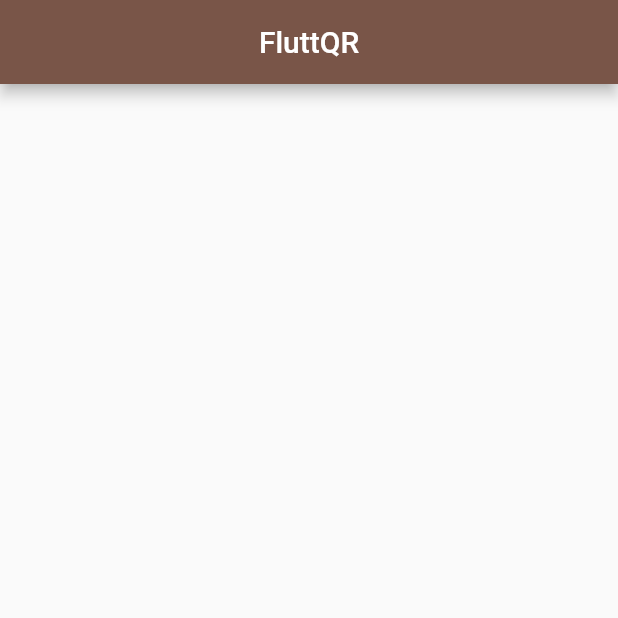
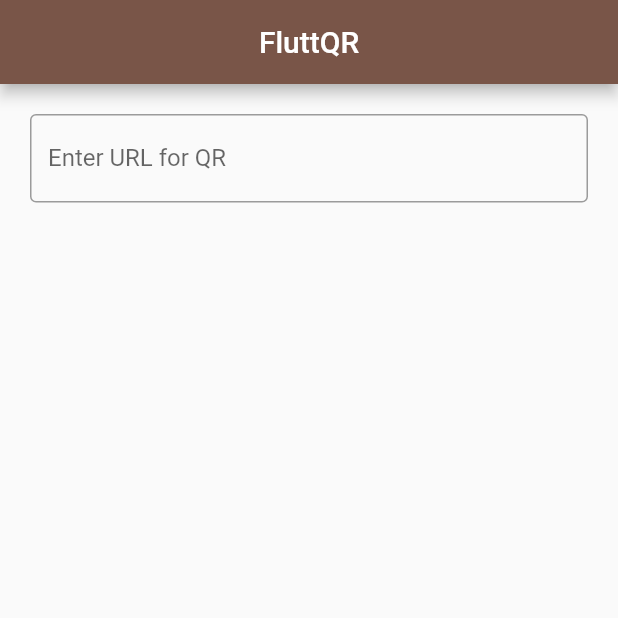
Before and after one commit to hashfx/qrcode-app-flutter, a Flutter app: the screen it shows after launch, on a phone screen of 412 x 824 dp, the top half of it. Run offline on Flutter 3.47's test engine with Material 2 defaults, Android fonts, the light colour scheme and no system bars.

Commit message:
display url input field

```diff
--- a/qrcode_app/lib/generate_qrcode.dart
+++ b/qrcode_app/lib/generate_qrcode.dart
@@ -16,6 +16,19 @@ class _GenerateQrCodeState extends State<GenerateQrCode> {
         title: const Text("FluttQR"),
         centerTitle: true,
       ),
+      body: Column(
+        crossAxisAlignment: CrossAxisAlignment.center,
+        children: [
+          Container(
+            margin: const EdgeInsets.all(20),
+            child: TextField(
+              controller: controller,
+              decoration: const InputDecoration(
+                  border: OutlineInputBorder(), labelText: 'Enter URL for QR'),
+            ),
+          )
+        ],
+      ),
     );
   }
 }
```
